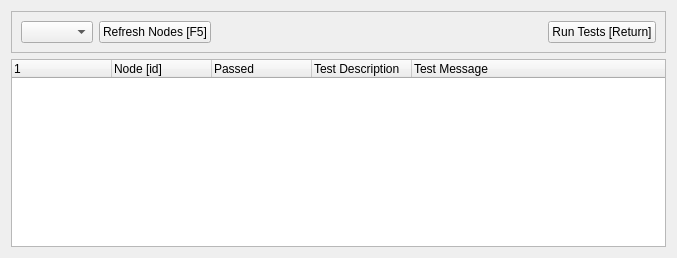
Before: the Qt Designer form sr_gui_self_test/uis/SrSelfTest.ui in shadow-robot/sr-visualization, drawn with Qt 5.
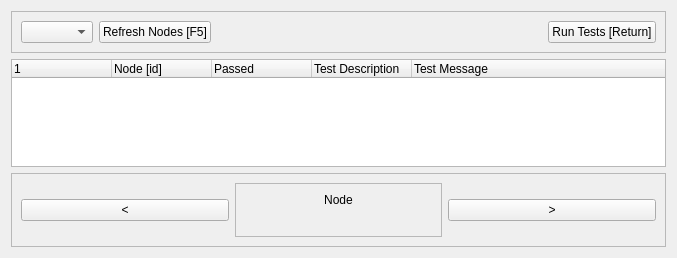
After: the same form once the commit is applied.

Commit message: displaying the pictures in /tmp/self_tests (organised by folders)

Diff of the .ui file:
```diff
--- a/sr_gui_self_test/uis/SrSelfTest.ui
+++ b/sr_gui_self_test/uis/SrSelfTest.ui
@@ -94,6 +94,61 @@
      </column>
     </widget>
    </item>
+   <item>
+    <widget class="QFrame" name="frame_2">
+     <property name="frameShape">
+      <enum>QFrame::StyledPanel</enum>
+     </property>
+     <property name="frameShadow">
+      <enum>QFrame::Raised</enum>
+     </property>
+     <layout class="QHBoxLayout" name="horizontalLayout_2">
+      <item>
+       <widget class="QPushButton" name="btn_prev">
+        <property name="text">
+         <string>&lt;</string>
+        </property>
+       </widget>
+      </item>
+      <item>
+       <widget class="QFrame" name="frame_3">
+        <property name="frameShape">
+         <enum>QFrame::StyledPanel</enum>
+        </property>
+        <property name="frameShadow">
+         <enum>QFrame::Raised</enum>
+        </property>
+        <layout class="QVBoxLayout" name="verticalLayout_2">
+         <item>
+          <widget class="QLabel" name="label_node">
+           <property name="text">
+            <string>Node</string>
+           </property>
+           <property name="alignment">
+            <set>Qt::AlignCenter</set>
+           </property>
+          </widget>
+         </item>
+         <item>
+          <widget class="QLabel" name="img">
+           <property name="text">
+            <string/>
+           </property>
+          </widget>
+         </item>
+        </layout>
+       </widget>
+      </item>
+      <item>
+       <widget class="QPushButton" name="btn_next">
+        <property name="text">
+         <string>&gt;</string>
+        </property>
+       </widget>
+      </item>
+     </layout>
+    </widget>
+   </item>
   </layout>
  </widget>
  <resources/>
```
The commit also changes 1 other file.
